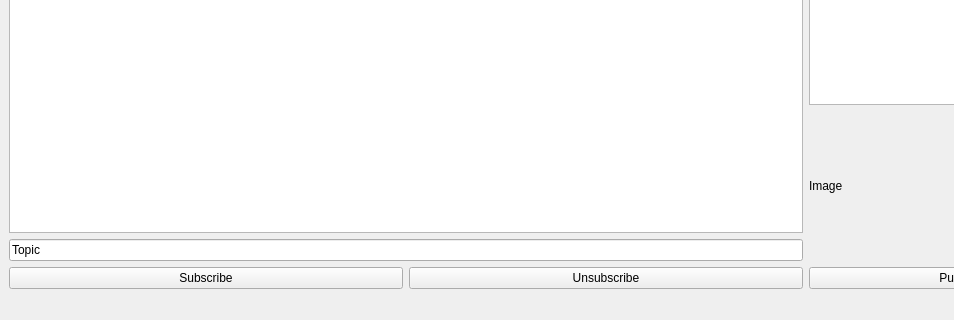
vsokolov00/mqtt-explorer, file src/view/ui/mainwindow.ui: the form before one commit; both pictures show x 0 to 954 and y 323 to 643 of the 1118 by 643 pixel window.
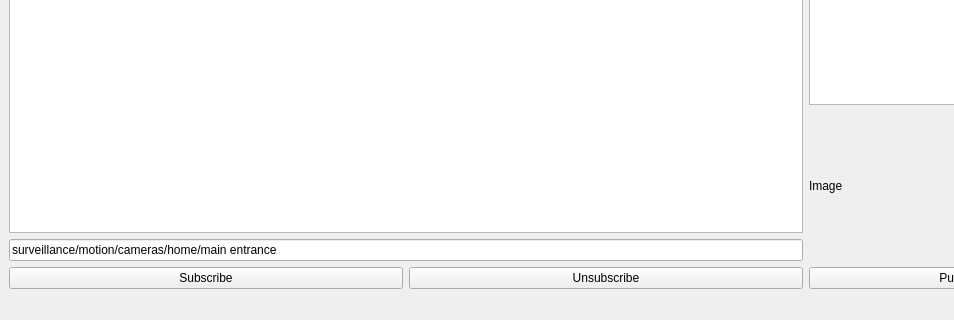
The form after the commit.

The edit to the form file:
```diff
--- a/src/view/ui/mainwindow.ui
+++ b/src/view/ui/mainwindow.ui
@@ -44,7 +44,7 @@
         <item>
          <widget class="QLineEdit" name="topic">
           <property name="text">
-           <string>Topic</string>
+           <string>surveillance/motion/cameras/home/main entrance</string>
           </property>
          </widget>
         </item>
```
